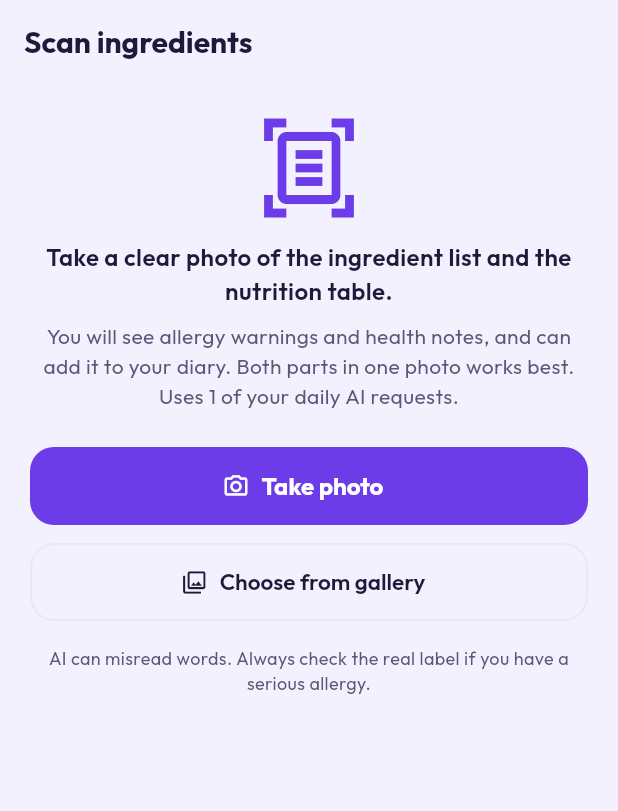
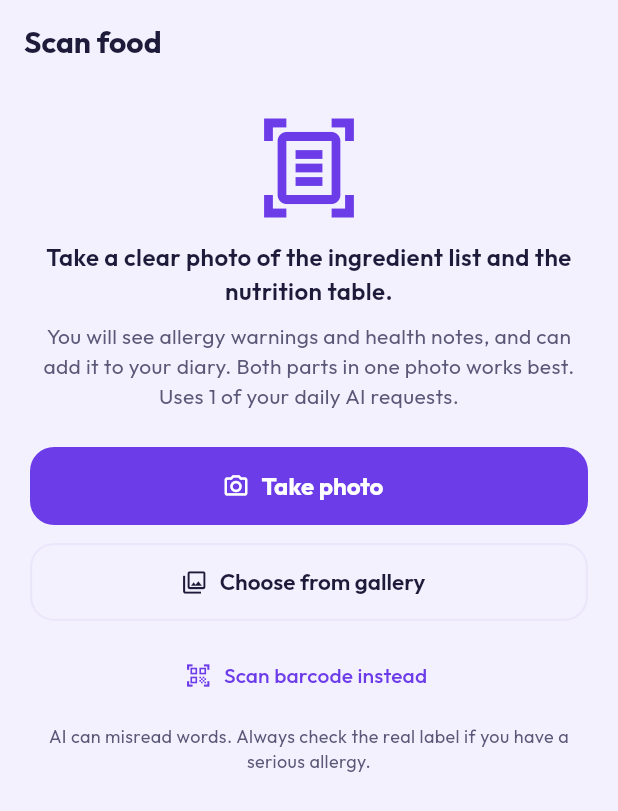
Before and after one commit to kuldeeppal981/Healthy, a Flutter app: the LabelPhotoScreen screen opened directly, on a phone screen of 412 x 824 dp. Shown: the top 811 px of the screen. Run offline on Flutter 3.47's test engine with Material 3 defaults, Android fonts, the phone set to English and light mode, and no system bars; our stand-ins replace flutter_local_notifications, google_fonts, image_picker, pdf, pedometer, permission_handler and 6 more; missing offline and left inert: health, home_widget, mobile_scanner; accounts and stored records are empty.

Commit message:
Scan opens ingredient photo scan first; barcode is secondary
Co-Authored-By: Claude Sonnet 5.5 <noreply@anthropic.com>
Claude-Session: https://claude.ai/code/session_01Dbx7dGWMVvpe3BomYpyXbp

```diff
--- a/lib/screens/label_photo_screen.dart
+++ b/lib/screens/label_photo_screen.dart
@@ -4,6 +4,7 @@ import 'package:image_picker/image_picker.dart';
 import '../services/label_ai.dart';
 import '../theme.dart';
 import 'scan_result_screen.dart';
+import 'scan_screen.dart';
 
 /// Take or choose a photo of the ingredient list / nutrition table. The AI
 /// reads it, then the normal result screen shows allergy warnings and health
@@ -52,7 +53,7 @@ class _LabelPhotoScreenState extends State<LabelPhotoScreen> {
   @override
   Widget build(BuildContext context) {
     return Scaffold(
-      appBar: AppBar(title: const Text('Scan ingredients')),
+      appBar: AppBar(title: const Text('Scan food')),
       body: Padding(
         padding: const EdgeInsets.all(20),
         child: _busy
@@ -97,7 +98,15 @@ class _LabelPhotoScreenState extends State<LabelPhotoScreen> {
                     icon: const Icon(Icons.photo_library_outlined),
                     label: const Text('Choose from gallery'),
                   ),
-                  const SizedBox(height: 16),
+                  const SizedBox(height: 12),
+                  TextButton.icon(
+                    onPressed: () => Navigator.of(context).pushReplacement(
+                      MaterialPageRoute<void>(builder: (_) => const BarcodeScanScreen()),
+                    ),
+                    icon: const Icon(Icons.qr_code_scanner),
+                    label: const Text('Scan barcode instead'),
+                  ),
+                  const SizedBox(height: 8),
                   const Text(
                     'AI can misread words. Always check the real label if you have a serious allergy.',
                     textAlign: TextAlign.center,
```
Also changed, not shown: lib/screens/scan_result_screen.dart (+29 -7 lines), lib/screens/scan_screen.dart (+16 -7 lines), 1 other file.
